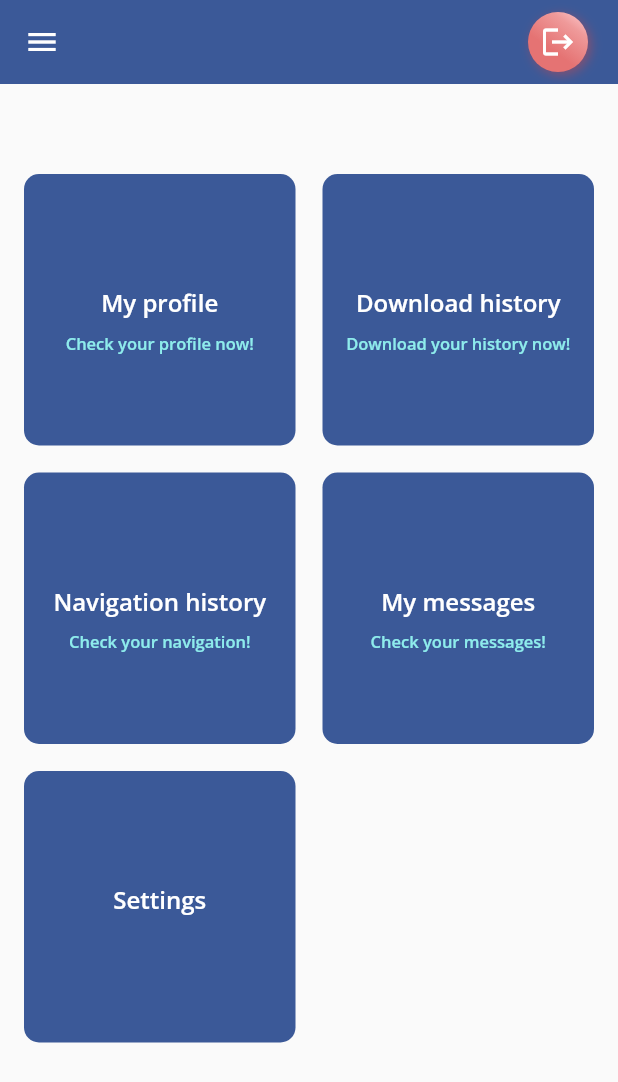
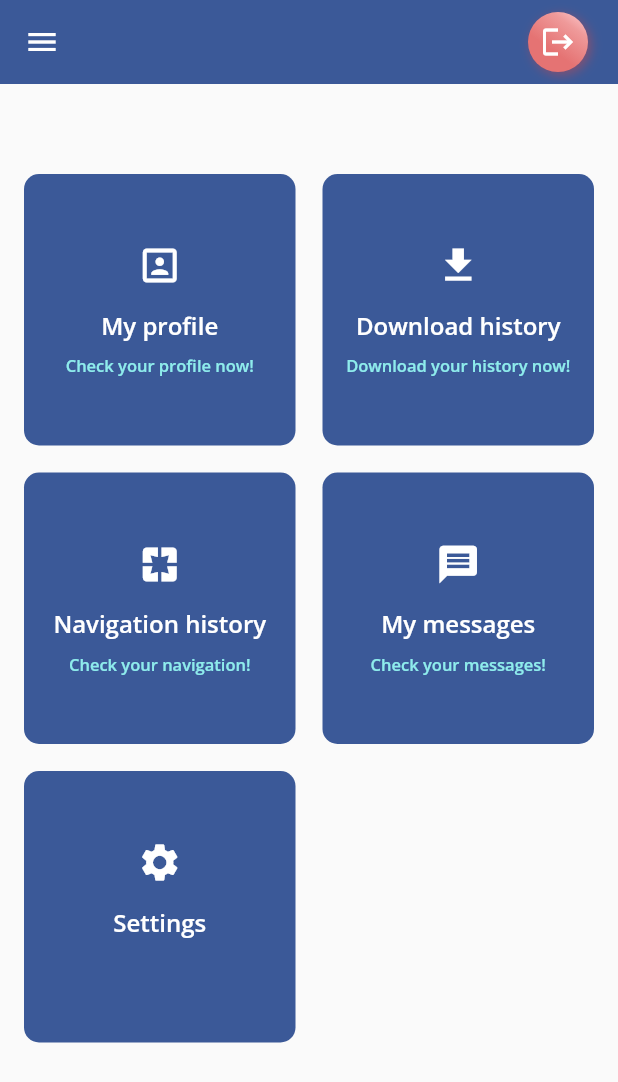
Before and after one commit to btamega/hesperis_tamuda, a Flutter app: the UserDashboard screen opened directly with empty values, on a phone screen of 412 x 824 dp. Shown: the top 1082 px of the screen. Run offline on Flutter 3.47's test engine with Material 2 defaults, Android fonts, the phone set to English and light mode, and no system bars; our stand-ins replace awesome_dialog, carousel_slider, dio, expandable, flutter_pw_validator, google_fonts and 1 more; missing offline and left inert: drop_cap_text, flag, flutter_pdfview; generated files the repository leaves out were written again; network calls fail.

Commit message:
Ui almost finished

```diff
--- a/lib/views/pages/ElevatedCardExample.dart
+++ b/lib/views/pages/ElevatedCardExample.dart
@@ -7,31 +7,31 @@ class ElevatedCardExample extends StatelessWidget {
       title: "My profile",
       subtitle: "Check your profile now!",
       // event: "3 Events");
-      // icon: Icon(Icons.portrait),
+      icon: Icons.portrait,
   );
 
   Items item2 = new Items(
     title: "Download history",
     subtitle: "Download your history now!",
     // event: "4 Items",
-    // icon: Icon(Icons.download),
+    icon: Icons.download,
   );
   Items item3 = new Items(
     title:  "Navigation history",
     subtitle: "Check your navigation!",
     // event: "",
-  //   icon: Icon(Icons.pages),
+    icon: Icons.pages,
   );
   Items item4 = new Items(
     title: "My messages",
     subtitle: "Check your messages!",
-    // icon: Icon(Icons.message),
+    icon: Icons.message,
   );
   Items item5 = new Items(
     title: "Settings",
     subtitle: "",
     // event: "4 Items",
-  //  icon: Icon(Icons.message),
+   icon: Icons.settings,
   );
 
   @override
@@ -57,12 +57,13 @@ class ElevatedCardExample extends StatelessWidget {
                 child: Column(
                   mainAxisAlignment: MainAxisAlignment.center,
                   children: <Widget>[
-                    // Image.asset(data.icon, width: 42),
-                    SizedBox(height: 14),
+                    Icon(data.icon, size: 30, color: Colors.white),
+                    // IconData.(Icon(data.icon)),
+                    const SizedBox(height: 14),
                     Text(
                       data.title,
                       style: GoogleFonts.openSans(
-                        textStyle: TextStyle(
+                        textStyle: const TextStyle(
                           color: Colors.white,
                           fontSize: 16,
                           fontWeight: FontWeight.w600,
@@ -80,17 +81,6 @@ class ElevatedCardExample extends StatelessWidget {
                         ),
                       ),
                     ),
-                    // SizedBox(height: 14),
-                    // // Text(
-                    // //   data.event,
-                    // //   style: GoogleFonts.openSans(
-                    // //     textStyle: TextStyle(
-                    // //       color: Colors.white70,
-                    // //       fontSize: 11,
-                    // //       fontWeight: FontWeight.w600,
-                    // //     ),
-                    // //   ),
-                    // // ),
                   ],
                 ),
               );
@@ -106,6 +96,6 @@ class Items {
   String title;
   String subtitle;
   // String event;
-  // String icon;
-  Items({required this.title, required this.subtitle});
+  IconData icon;
+  Items({required this.title, required this.subtitle,required this.icon});
 }
```
